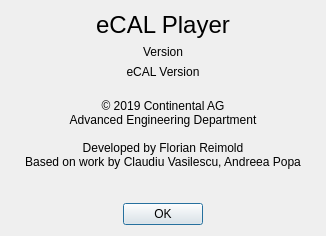
Qt form app/play/play_gui/src/widgets/about_dialog/about_dialog.ui (eclipse-ecal/ecal) before a commit.
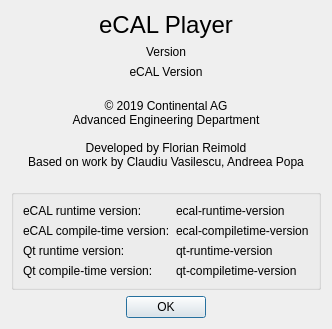
The same form after that commit.

Commit message: [GUI Apps] Added eCAL and Qt runtime and compile-time versions to the about dialog

```diff
--- a/app/play/play_gui/src/widgets/about_dialog/about_dialog.ui
+++ b/app/play/play_gui/src/widgets/about_dialog/about_dialog.ui
@@ -62,7 +62,6 @@
 
 Developed by Florian Reimold
 Based on work by Claudiu Vasilescu, Andreea Popa
-
 </string>
      </property>
      <property name="textFormat">
@@ -73,6 +72,68 @@
      </property>
     </widget>
    </item>
+   <item>
+    <widget class="QGroupBox" name="lib_versions_groupbox">
+     <layout class="QFormLayout" name="lib_vresions_groupbox_layout">
+      <item row="2" column="0">
+       <widget class="QLabel" name="qt_runtime_rowlabel">
+        <property name="text">
+         <string>Qt runtime version:</string>
+        </property>
+       </widget>
+      </item>
+      <item row="2" column="1">
+       <widget class="QLabel" name="qt_runtime_version_string_label">
+        <property name="text">
+         <string>qt-runtime-version</string>
+        </property>
+       </widget>
+      </item>
+      <item row="0" column="0">
+       <widget class="QLabel" name="ecal_runtime_rowlabel">
+        <property name="text">
+         <string>eCAL runtime version:</string>
+        </property>
+       </widget>
+      </item>
+      <item row="0" column="1">
+       <widget class="QLabel" name="ecal_runtime_version_string_label">
+        <property name="text">
+         <string>ecal-runtime-version</string>
+        </property>
+       </widget>
+      </item>
+      <item row="1" column="0">
+       <widget class="QLabel" name="ecal_compiletime_rowlabel">
+        <property name="text">
+         <string>eCAL compile-time version:</string>
+        </property>
+       </widget>
+      </item>
+      <item row="1" column="1">
+       <widget class="QLabel" name="ecal_compiletime_versin_string_label">
+        <property name="text">
+         <string>ecal-compiletime-version</string>
+        </property>
+       </widget>
+      </item>
+      <item row="3" column="0">
+       <widget class="QLabel" name="qt_compiletime_rowlabel">
+        <property name="text">
+         <string>Qt compile-time version:</string>
+        </property>
+       </widget>
+      </item>
+      <item row="3" column="1">
+       <widget class="QLabel" name="qt_compiletime_version_string_label">
+        <property name="text">
+         <string>qt-compiletime-version</string>
+        </property>
+       </widget>
+      </item>
+     </layout>
+    </widget>
+   </item>
    <item>
     <spacer name="verticalSpacer">
      <property name="orientation">
```
The commit also changes 9 other files.
